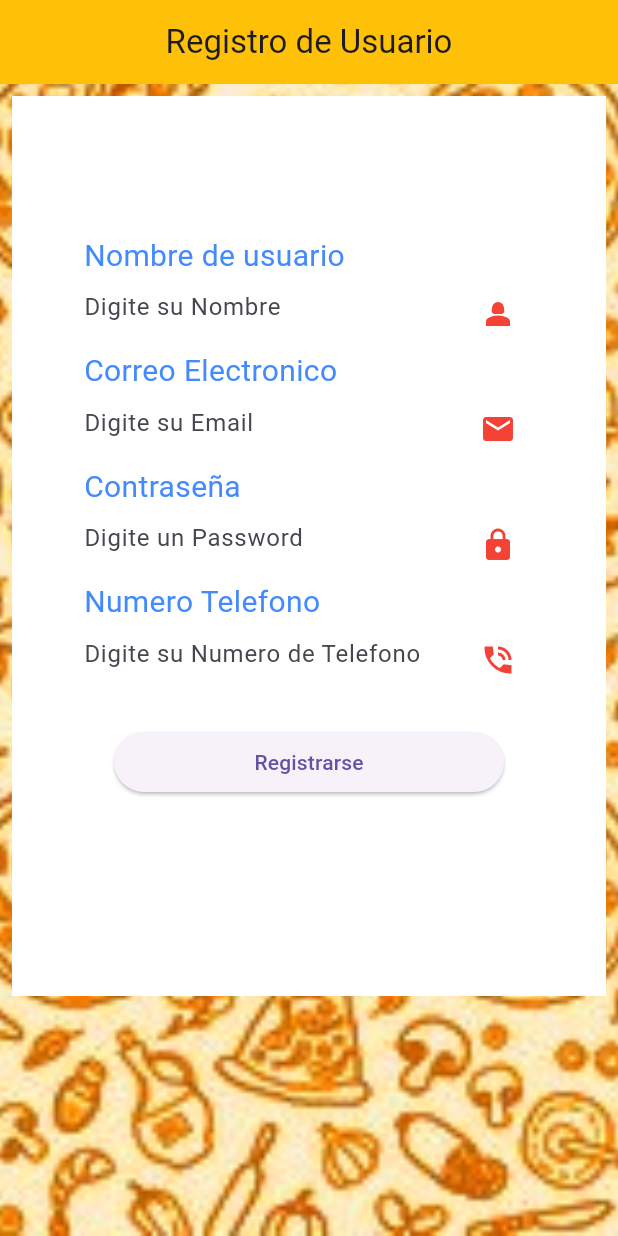
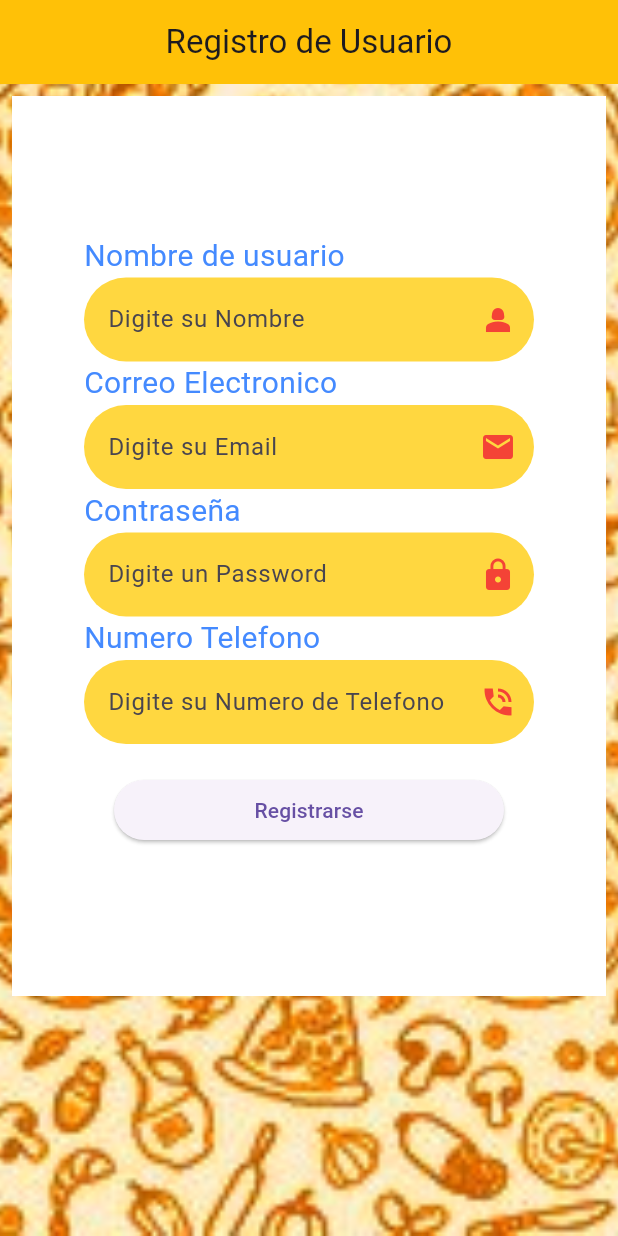
Before and after one commit to HaroldArguelloNic/mynapopizza, a Flutter app: the RegistrationPage screen opened directly, on a phone screen of 412 x 824 dp. Run offline on Flutter 3.47's test engine with Material 3 defaults, Android fonts, the phone set to English and light mode, and no system bars; our stand-ins replace cloud_firestore, firebase_core; missing offline and left inert: mysql_client; accounts and stored records are empty.

Commit message:
cambios esteticos en los input

```diff
--- a/lib/page/registration_page.dart
+++ b/lib/page/registration_page.dart
@@ -87,6 +87,7 @@ void registrarUsuario() async {
           ),
           body: SingleChildScrollView(
             child: Container(
+
               height: 600,
               width: 500,
               margin: const EdgeInsets.all(8.0),
@@ -94,6 +95,7 @@ void registrarUsuario() async {
               alignment: Alignment.bottomCenter,
               color: Colors.white,
               child: SizedBox(
+
                 height: 500,
                 width: 300,
 
@@ -104,19 +106,33 @@ void registrarUsuario() async {
 
                     const Text('Nombre de usuario',style: TextStyle(fontSize: 20,color: Colors.blueAccent), ),
                     TextField(
-                     decoration: const InputDecoration(
+                     decoration: InputDecoration(
                      border: InputBorder.none,
+                     enabledBorder: OutlineInputBorder(
+                      borderSide: BorderSide.none,
+                      borderRadius: BorderRadius.circular(30),
+                     ),
+                     filled: true,
+                     fillColor: Colors.amberAccent,
+                     focusColor: Colors.cyanAccent,
                      hintText: 'Digite su Nombre',
-                     suffixIcon: Icon(Icons.person_2, color: Colors.red),
+                     suffixIcon: const Icon(Icons.person_2, color: Colors.red),
                       ),
                       controller: nameController,
                     ),
                     const Text('Correo Electronico',style: TextStyle(fontSize: 20,color: Colors.blueAccent), ),
                      TextField(
-                     decoration: const InputDecoration(
+                     decoration: InputDecoration(
                      border: InputBorder.none,
+                     enabledBorder: OutlineInputBorder(
+                      borderSide: BorderSide.none,
+                      borderRadius: BorderRadius.circular(30),
+                     ),
+                     filled: true,
+                     fillColor: Colors.amberAccent,
+                     focusColor: Colors.cyanAccent,
                      hintText: 'Digite su Email',
-                     suffixIcon: Icon(Icons.mail, color: Colors.red),
+                     suffixIcon: const Icon(Icons.mail, color: Colors.red),
                       ),
 
                       controller: emailController,
@@ -124,20 +140,34 @@ void registrarUsuario() async {
                     const Text('Contraseña',style: TextStyle(fontSize: 20,color: Colors.blueAccent), ),
                      TextField(
                       obscureText: true,
-                       decoration: const InputDecoration(
+                       decoration: InputDecoration(
                      border: InputBorder.none,
+                     enabledBorder: OutlineInputBorder(
+                      borderSide: BorderSide.none,
+                      borderRadius: BorderRadius.circular(30),
+                     ),
+                     filled: true,
+                     fillColor: Colors.amberAccent,
+                     focusColor: Colors.cyanAccent,
                      hintText: 'Digite un Password',
-                     suffixIcon: Icon(Icons.lock, color: Colors.red),
+                     suffixIcon: const Icon(Icons.lock, color: Colors.red),
                       ),
                       controller: passwordController,
 
                     ),
                     const Text('Numero Telefono',style: TextStyle(fontSize: 20,color: Colors.blueAccent), ),
                      TextField(
-                       decoration: const InputDecoration(
+                       decoration: InputDecoration(
                      border: InputBorder.none,
+                     enabledBorder: OutlineInputBorder(
+                      borderSide: BorderSide.none,
+                      borderRadius: BorderRadius.circular(30),
+                     ),
+                     filled: true,
+                     fillColor: Colors.amberAccent,
+                     focusColor: Colors.cyanAccent,
                      hintText: 'Digite su Numero de Telefono',
-                     suffixIcon: Icon(Icons.phone_in_talk_sharp, color: Colors.red),
+                     suffixIcon: const Icon(Icons.phone_in_talk_sharp, color: Colors.red),
                       ),
                       controller: numeroController,
 
```
